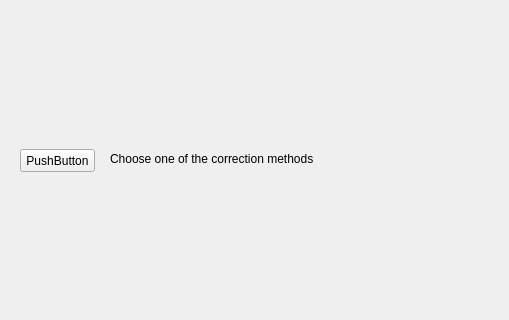
Before: the Qt Designer form DocumentScannerGUI/src/AdditionalWindows/AfterCorrectionCheck/AfterCorrectionCheckWindow.ui in filipkonopacki/Document-Perspective-Corrector, drawn with Qt 5; both pictures show x 0 to 509 and y 91 to 411 of the 509 by 555 pixel window.
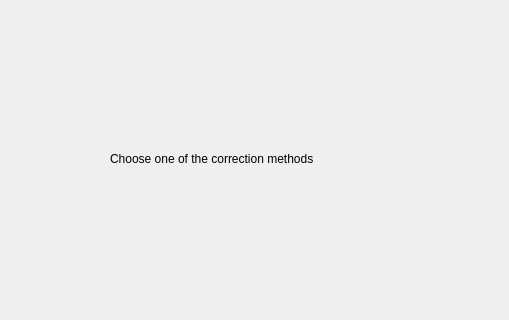
After: the same form once the commit is applied.

Patch:
```diff
--- a/DocumentScannerGUI/src/AdditionalWindows/AfterCorrectionCheck/AfterCorrectionCheckWindow.ui
+++ b/DocumentScannerGUI/src/AdditionalWindows/AfterCorrectionCheck/AfterCorrectionCheckWindow.ui
@@ -91,19 +91,6 @@
     <string>Choose one of the correction methods</string>
    </property>
   </widget>
-  <widget class="QPushButton" name="pushButton">
-   <property name="geometry">
-    <rect>
-     <x>20</x>
-     <y>240</y>
-     <width>75</width>
-     <height>23</height>
-    </rect>
-   </property>
-   <property name="text">
-    <string>PushButton</string>
-   </property>
-  </widget>
  </widget>
  <layoutdefault spacing="6" margin="11"/>
  <resources/>
```
